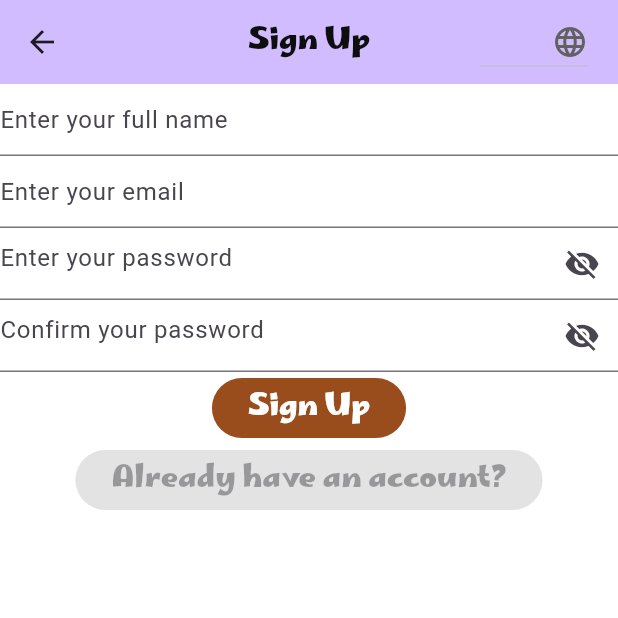
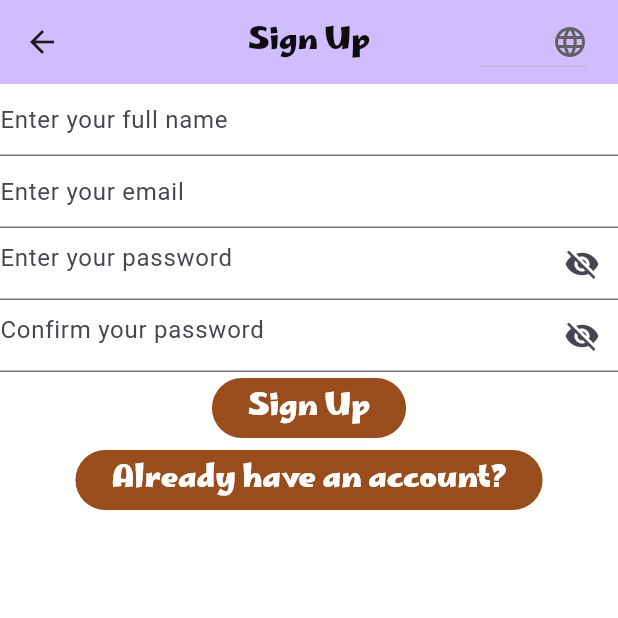
Before and after one commit to roaagawish/sprints_tourist_guide_app, a Flutter app: the SignUpScreen screen opened by its route, on a phone screen of 412 x 824 dp, the top half of it. Run offline on Flutter 3.47's test engine with Material 3 defaults, Android fonts, the phone set to English and light mode, and no system bars; our stand-ins replace easy_localization; missing offline and left inert: country_flags.

```diff
--- a/lib/resourses/routes_manager.dart
+++ b/lib/resourses/routes_manager.dart
@@ -1,3 +1,4 @@
+import 'package:easy_localization/easy_localization.dart';
 import 'package:flutter/material.dart';
 import '../models/governrate_model.dart';
 import '../screens/01_sign_up/sign_up_screen.dart';
@@ -16,9 +17,16 @@ class RouteGenerator {
   static Route<dynamic> getRoute(RouteSettings settings) {
     switch (settings.name) {
       case Routes.signUpRoute:
-        return MaterialPageRoute(builder: (_) => const SignUpScreen());
+        return MaterialPageRoute(builder: (context) => SignUpScreen(
+          localeChangeCallback: (languageCode, countryCode) => context.setLocale(Locale(languageCode, countryCode)),
+          signUpSuccessfulCallback:() => Navigator.of(context).pushNamed(Routes.homeRoute),
+          alreadyHaveAnAccountCallback: () => Navigator.of(context).pushNamed(Routes.loginRoute),
+        ));
       case Routes.loginRoute:
-        return MaterialPageRoute(builder: (_) => const LoginScreen());
+        return MaterialPageRoute(builder: (context) => LoginScreen(
+          localeChangeCallback: (languageCode, countryCode) => context.setLocale(Locale(languageCode, countryCode)),
+          signInSuccessfulCallback:() => Navigator.of(context).pushNamed(Routes.homeRoute),
+        ));
       case Routes.homeRoute:
         return MaterialPageRoute(builder: (_) => const HomeScreen());
       case Routes.governmentDetailsRoute:
--- a/lib/screens/01_sign_up/sign_up_screen.dart
+++ b/lib/screens/01_sign_up/sign_up_screen.dart
@@ -4,7 +4,7 @@ import 'package:easy_localization/easy_localization.dart';
 
 // the sign-up page widget
 class SignUpScreen extends StatefulWidget {
-  final void Function(String? value)? localeChangeCallback;
+  final void Function(String languageCode, String? coutnryCode)? localeChangeCallback;
   final void Function()? signUpSuccessfulCallback;
   final void Function()? alreadyHaveAnAccountCallback;
 
--- a/lib/screens/01_sign_up/widgets/locale_dropdown.dart
+++ b/lib/screens/01_sign_up/widgets/locale_dropdown.dart
@@ -5,7 +5,7 @@ import 'package:easy_localization/easy_localization.dart';
 
 // dropdown menu to set locale
 class LocaleDropdown extends StatelessWidget {
-  final Function(String?)? callback;
+  final Function(String languageCode, String? countryCode)? callback;
   const LocaleDropdown({super.key, required this.callback});
 
   @override
@@ -14,14 +14,14 @@ class LocaleDropdown extends StatelessWidget {
     for (var locale in context.supportedLocales) {
       menuItems.add(
         DropdownMenuItem(
-            value: locale.languageCode,
+            value: {'countryCode': locale.countryCode, 'languageCode': locale.languageCode},
             child: CountryFlag.fromCountryCode(locale.countryCode!)),
       );
     }
     return DropdownButton(
       items: menuItems,
       onChanged: (value) {
-        callback?.call(value);
+        callback?.call(value['languageCode'], value['countryCode']);
       },
       icon: Icon(Icons.language),
     );
--- a/lib/screens/02_login/login_screen.dart
+++ b/lib/screens/02_login/login_screen.dart
@@ -3,7 +3,7 @@ import 'widgets/locale_dropdown.dart';
 import 'package:easy_localization/easy_localization.dart';
 
 class LoginScreen extends StatefulWidget {
-  final void Function(String? value)? localeChangeCallback;
+  final void Function(String languageCode, String? countryCode)? localeChangeCallback;
   final void Function()? signInSuccessfulCallback;
   const LoginScreen(
       {super.key, this.localeChangeCallback, this.signInSuccessfulCallback});
@@ -23,7 +23,7 @@ class _LoginScreenState extends State<LoginScreen> {
     return Scaffold(
       appBar: AppBar(
         backgroundColor: Theme.of(context).colorScheme.inversePrimary,
-        title: Text(context.tr('signInPageTitle')),
+        title: Text(context.tr('loginPageTitle')),
         actions: [
           LocaleDropdown(
             // dropdown menu to set app locale
@@ -115,7 +115,7 @@ class _LoginScreenState extends State<LoginScreen> {
                           );
                         });
                   },
-                  child: Text(context.tr('signIn')),
+                  child: Text(context.tr('login')),
                 ),
               ],
             )),
--- a/lib/screens/02_login/widgets/locale_dropdown.dart
+++ b/lib/screens/02_login/widgets/locale_dropdown.dart
@@ -2,9 +2,10 @@ import 'package:country_flags/country_flags.dart';
 import 'package:flutter/material.dart';
 import 'package:easy_localization/easy_localization.dart';
 
+
 // dropdown menu to set locale
 class LocaleDropdown extends StatelessWidget {
-  final Function(String?)? callback;
+  final Function(String languageCode, String? countryCode)? callback;
   const LocaleDropdown({super.key, required this.callback});
 
   @override
@@ -13,14 +14,14 @@ class LocaleDropdown extends StatelessWidget {
     for (var locale in context.supportedLocales) {
       menuItems.add(
         DropdownMenuItem(
-            value: locale.languageCode,
+            value: {'countryCode': locale.countryCode, 'languageCode': locale.languageCode},
             child: CountryFlag.fromCountryCode(locale.countryCode!)),
       );
     }
     return DropdownButton(
       items: menuItems,
       onChanged: (value) {
-        callback?.call(value);
+        callback?.call(value['languageCode'], value['countryCode']);
       },
       icon: Icon(Icons.language),
     );
```
